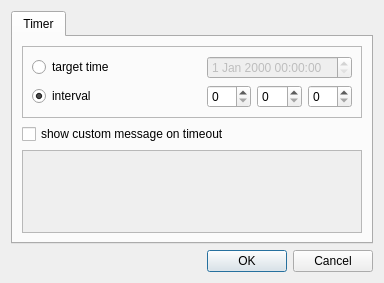
First picture: the form in plugins/countdown_timer/gui/settings_dialog.ui, repository Kolcha/DigitalClock4, before the edit.
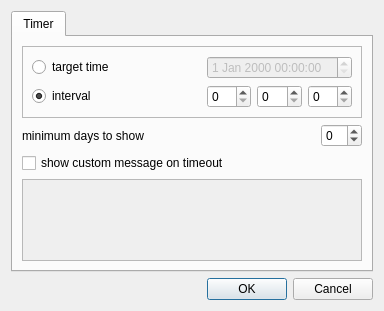
Second picture: the form after the edit.

Commit message: countdown_timer: added ability to show remaining days

```diff
--- a/plugins/countdown_timer/gui/settings_dialog.ui
+++ b/plugins/countdown_timer/gui/settings_dialog.ui
@@ -7,7 +7,7 @@
     <x>0</x>
     <y>0</y>
     <width>384</width>
-    <height>283</height>
+    <height>311</height>
    </rect>
   </property>
   <property name="windowTitle">
@@ -27,6 +27,20 @@
        <string>Timer</string>
       </attribute>
       <layout class="QGridLayout" name="gridLayout_2">
+       <item row="7" column="0" colspan="2">
+        <widget class="QCheckBox" name="show_msg">
+         <property name="text">
+          <string>show custom message on timeout</string>
+         </property>
+        </widget>
+       </item>
+       <item row="8" column="0" colspan="2">
+        <widget class="QTextEdit" name="msg_text_edit">
+         <property name="enabled">
+          <bool>false</bool>
+         </property>
+        </widget>
+       </item>
        <item row="0" column="0" colspan="2">
         <widget class="QFrame" name="timeout_frame">
          <property name="frameShape">
@@ -84,19 +98,30 @@
          </layout>
         </widget>
        </item>
-       <item row="1" column="0" colspan="2">
-        <widget class="QCheckBox" name="show_msg">
-         <property name="text">
-          <string>show custom message on timeout</string>
-         </property>
-        </widget>
-       </item>
        <item row="2" column="0" colspan="2">
-        <widget class="QTextEdit" name="msg_text_edit">
-         <property name="enabled">
-          <bool>false</bool>
-         </property>
-        </widget>
+        <layout class="QHBoxLayout" name="horizontalLayout" stretch="1,0">
+         <item>
+          <widget class="QLabel" name="min_days_label">
+           <property name="text">
+            <string>minimum days to show</string>
+           </property>
+           <property name="buddy">
+            <cstring>min_days_edit</cstring>
+           </property>
+          </widget>
+         </item>
+         <item>
+          <widget class="QSpinBox" name="min_days_edit">
+           <property name="toolTip">
+            <string>If remaining days count less than this value, days will not be shown.
+Set this to -1 to never show days count, or to 0 to always show.</string>
+           </property>
+           <property name="minimum">
+            <number>-1</number>
+           </property>
+          </widget>
+         </item>
+        </layout>
        </item>
       </layout>
      </widget>
```
The commit also changes 11 other files.
